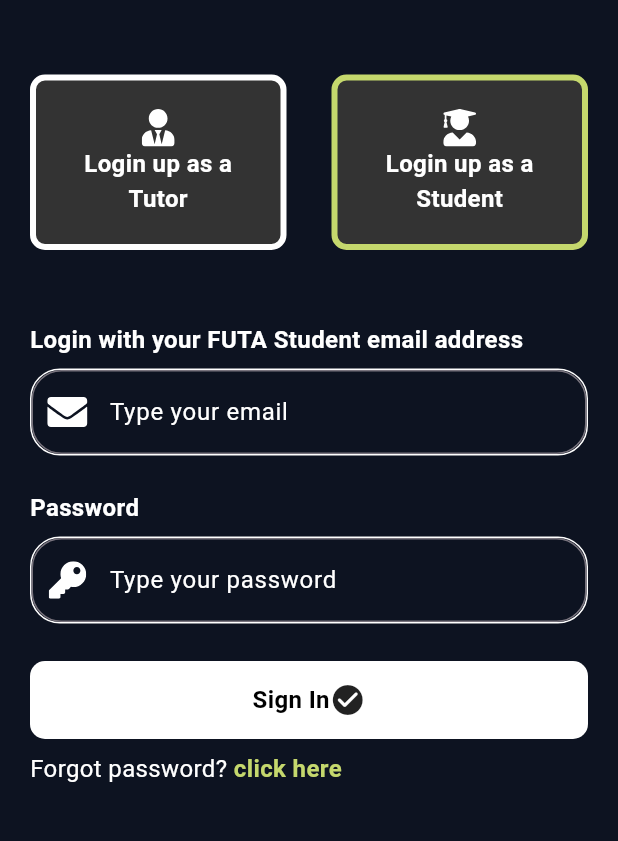
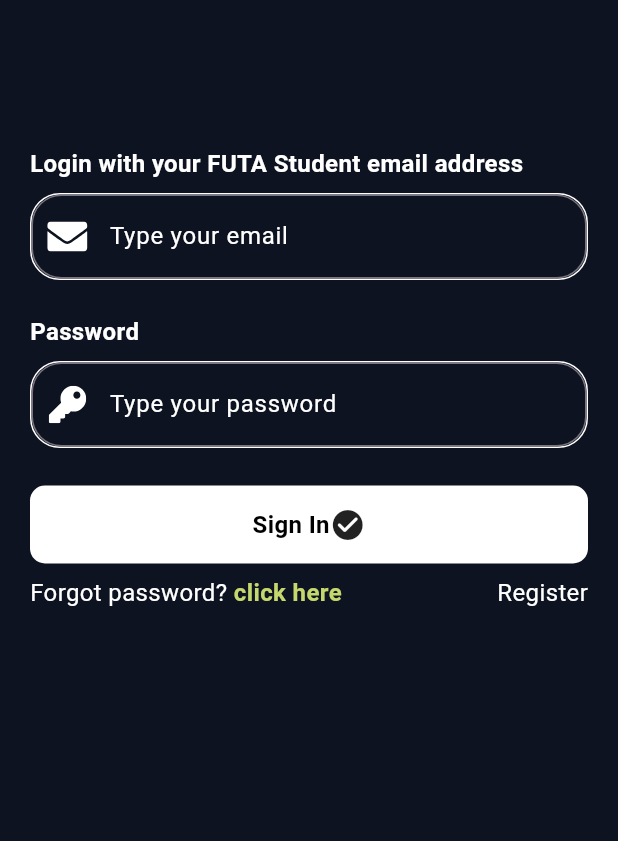
Before and after one commit to Vadefolarin/Insync-Classroom, a Flutter app: the Login screen opened directly, on a phone screen of 412 x 824 dp, the part 275-1116 px from its top. Run offline on Flutter 3.47's test engine with Material 3 defaults, Android fonts, the phone set to English and light mode, and no system bars; our stand-ins replace cloud_firestore, data_table_2, dots_indicator, firebase_auth, firebase_core, firebase_messaging and 13 more; accounts and stored records are empty; Roboto replaces fonts that are missing (Nunito).

Commit message:
update andfixes

```diff
--- a/lib/views/authentication/login/login.dart
+++ b/lib/views/authentication/login/login.dart
@@ -71,10 +71,7 @@
           ),
           (route) => isTutor ? true : false,
         );
-        prefs.setBool('isLoggedIn', isTutor);
-      }
-
-       on FirebaseAuthException catch (e) {
+      } on FirebaseAuthException catch (e) {
         if (e.code == 'user-not-found') {
           print('Errorrrrrrrrrrrrr: $e');
           if (e.code.contains('The supplied auth credential is incorrect')) {
@@ -97,8 +94,7 @@
             context.pop();
           }
         }
-    }
-       catch (e) {
+      } catch (e) {
         Navigator.pop(context);
         if (e.toString().contains('too many requests, try again later')) {
           showSnackBar(
@@ -170,43 +166,43 @@
                         ),
                       ),
                       const SizedBox(height: 50),
-                      Row(
-                        mainAxisAlignment: MainAxisAlignment.spaceAround,
-                        crossAxisAlignment: CrossAxisAlignment.center,
-                        children: [
-                          Expanded(
-                            child: InContainer(
-                              color: value ? kcolorMainPrimary : Colors.white,
-                              text: 'Login up as a Tutor',
-                              icon: 'assets/icons/tutor.svg',
-                              onTap: () {
-                                print('--------------------');
-                                _currentIndexNotifier.value =
-                                    !_currentIndexNotifier.value;
-                                // Navigator.push(context, MaterialPageRoute(builder: (context) {
-                                //   return const SignUp();
-                                // }));
-                              },
-                            ),
-                          ),
-                          const SizedBox(width: 30),
-                          Expanded(
-                            child: InContainer(
-                              color: !value ? kcolorMainPrimary : Colors.white,
-                              text: 'Login up as a Student',
-                              icon: 'assets/icons/student.svg',
-                              onTap: () {
-                                _currentIndexNotifier.value =
-                                    !_currentIndexNotifier.value;
-                                // Navigator.push(context, MaterialPageRoute(builder: (context) {
-                                //   return const SignUp();
-                                // }));
-                              },
-                            ),
-                          ),
-                          const SizedBox(height: 10),
-                        ],
-                      ),
+                      // Row(
+                      //   mainAxisAlignment: MainAxisAlignment.spaceAround,
+                      //   crossAxisAlignment: CrossAxisAlignment.center,
+                      //   children: [
+                      //     Expanded(
+                      //       child: InContainer(
+                      //         color: value ? kcolorMainPrimary : Colors.white,
+                      //         text: 'Login up as a Tutor',
+                      //         icon: 'assets/icons/tutor.svg',
+                      //         onTap: () {
+                      //           print('--------------------');
+                      //           _currentIndexNotifier.value =
+                      //               !_currentIndexNotifier.value;
+                      //           // Navigator.push(context, MaterialPageRoute(builder: (context) {
+                      //           //   return const SignUp();
+                      //           // }));
+                      //         },
+                      //       ),
+                      //     ),
+                      //     const SizedBox(width: 30),
+                      //     Expanded(
+                      //       child: InContainer(
+                      //         color: !value ? kcolorMainPrimary : Colors.white,
+                      //         text: 'Login up as a Student',
+                      //         icon: 'assets/icons/student.svg',
+                      //         onTap: () {
+                      //           _currentIndexNotifier.value =
+                      //               !_currentIndexNotifier.value;
+                      //           // Navigator.push(context, MaterialPageRoute(builder: (context) {
+                      //           //   return const SignUp();
+                      //           // }));
+                      //         },
+                      //       ),
+                      //     ),
+                      //     const SizedBox(height: 10),
+                      //   ],
+                      // ),
 
                       // const ChooseAccount(),
                       const SizedBox(height: 50),
@@ -363,6 +359,8 @@
                         ),
                       ),
                       const SizedBox(height: 10),
+                      Row(
+                        children: [
                           const Text.rich(
                             TextSpan(
                               children: [
@@ -388,6 +386,24 @@
                                 ),
                               ],
                             ),
+                          ),
+                          const Spacer(),
+                          const Text(
+                            'Register',
+                            style: TextStyle(
+                              color: Colors.white,
+                              fontSize: 16,
+                              fontFamily: 'Nunito',
+                              fontWeight: FontWeight.w400,
+                              height: 0,
+                            ),
+                          ).onTap(() {
+                            Navigator.push(
+                                context,
+                                MaterialPageRoute(
+                                    builder: (context) => const SignUp()));
+                          })
+                        ],
                       )
                     ],
                   ),
--- a/lib/views/splashScreen/splashScreen.dart
+++ b/lib/views/splashScreen/splashScreen.dart
@@ -4,6 +4,7 @@
 import 'package:flutter/material.dart';
 import 'package:go_router/go_router.dart';
 import 'package:insync/views/authentication/login/login.dart';
+import 'package:insync/views/onboarding/onboarding.dart';
 import 'package:insync/views/tutor/mainApp.dart';
 import 'package:nb_utils/nb_utils.dart';
 import 'package:shared_preferences/shared_preferences.dart';
@@ -45,7 +46,10 @@
 
     if (user == null) {
       // User is not logged in, navigate to SignIn screen
-      context.pushReplacement('/onboarding');
+      Navigator.push(
+        context,
+        MaterialPageRoute(builder: (context) => const Onboarding()),
+      );
     } else if (prefs.getBool('isTutor') == true) {
       // User if its a tutor, navigate to tutor screen else navigate to student screen
       Navigator.push(
```
Also changed, not shown: lib/views/authentication/signUp/signUp.dart (+0 -39 lines), lib/views/onboarding/continue_as.dart (+3 -6 lines), lib/views/student/dashboard/home.dart (+77 -33 lines). Lines whose indentation alone changed are shown as unchanged.
